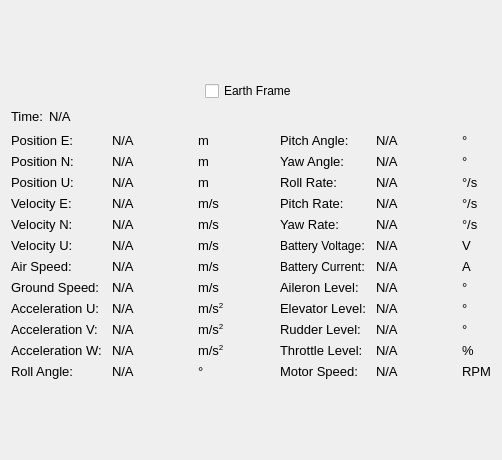
First picture: the form in src/ground_station/src/Widgets/forms/WidgetSensorData.ui, repository theilem/uavEE, before the edit.
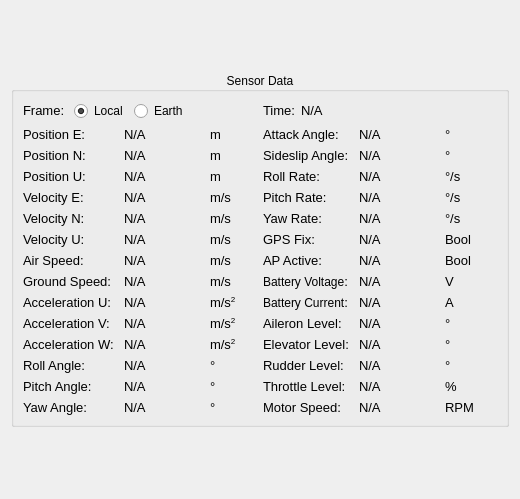
Second picture: the form after the edit.

The edit to the form file:
```diff
--- a/src/ground_station/src/Widgets/forms/WidgetSensorData.ui
+++ b/src/ground_station/src/Widgets/forms/WidgetSensorData.ui
@@ -6,8 +6,8 @@
    <rect>
     <x>0</x>
     <y>0</y>
-    <width>502</width>
-    <height>460</height>
+    <width>520</width>
+    <height>499</height>
    </rect>
   </property>
   <property name="sizePolicy">
@@ -19,8 +19,11 @@
   <property name="windowTitle">
    <string>Form</string>
   </property>
-  <layout class="QVBoxLayout" name="verticalLayout_9">
-   <item>
+  <layout class="QGridLayout" name="gridLayout_2">
+   <property name="verticalSpacing">
+    <number>6</number>
+   </property>
+   <item row="0" column="0">
     <spacer name="verticalSpacer_2">
      <property name="orientation">
       <enum>Qt::Vertical</enum>
@@ -33,76 +36,77 @@
      </property>
     </spacer>
    </item>
-   <item>
+   <item row="1" column="0">
+    <widget class="QGroupBox" name="groupBox">
+     <property name="title">
+      <string>Sensor Data</string>
+     </property>
+     <property name="alignment">
+      <set>Qt::AlignCenter</set>
+     </property>
+     <layout class="QGridLayout" name="gridLayout">
+      <property name="verticalSpacing">
+       <number>6</number>
+      </property>
+      <item row="0" column="0">
     <layout class="QVBoxLayout" name="verticalLayout_8">
      <item>
-      <layout class="QVBoxLayout" name="verticalLayout">
-       <item alignment="Qt::AlignHCenter|Qt::AlignVCenter">
-        <widget class="QCheckBox" name="earthFrameCheckBox">
-         <property name="text">
-          <string>Earth Frame</string>
-         </property>
-         <property name="checked">
-          <bool>false</bool>
-         </property>
-        </widget>
-       </item>
+         <layout class="QHBoxLayout" name="horizontalLayout_6">
        <item>
-        <layout class="QHBoxLayout" name="horizontalLayout_5">
-         <item>
-          <layout class="QHBoxLayout" name="horizontalLayout">
-           <item>
-            <widget class="QLabel" name="timeLabel">
+           <widget class="QLabel" name="frameLabel">
              <property name="font">
               <font>
                <pointsize>7</pointsize>
               </font>
              </property>
              <property name="text">
-              <string>&lt;html&gt;&lt;head/&gt;&lt;body&gt;&lt;p&gt;&lt;span style=&quot; font-size:10pt;&quot;&gt;Time:&lt;/span&gt;&lt;/p&gt;&lt;/body&gt;&lt;/html&gt;</string>
+             <string>&lt;html&gt;&lt;head/&gt;&lt;body&gt;&lt;p&gt;&lt;span style=&quot; font-size:10pt;&quot;&gt;Frame: &lt;/span&gt;&lt;/p&gt;&lt;/body&gt;&lt;/html&gt;</string>
              </property>
              <property name="alignment">
               <set>Qt::AlignLeading|Qt::AlignLeft|Qt::AlignVCenter</set>
              </property>
             </widget>
-           </item>
-           <item>
-            <widget class="QLabel" name="timeValue">
-             <property name="font">
-              <font>
-               <pointsize>7</pointsize>
-              </font>
-             </property>
-             <property name="text">
-              <string>&lt;html&gt;&lt;head/&gt;&lt;body&gt;&lt;p&gt;&lt;span style=&quot; font-size:10pt;&quot;&gt;N/A&lt;/span&gt;&lt;/p&gt;&lt;/body&gt;&lt;/html&gt;</string>
-             </property>
-            </widget>
-           </item>
-          </layout>
-         </item>
-         <item>
-          <spacer name="horizontalSpacer">
-           <property name="orientation">
-            <enum>Qt::Horizontal</enum>
-           </property>
-           <property name="sizeHint" stdset="0">
-            <size>
-             <width>40</width>
-             <height>20</height>
-            </size>
-           </property>
-          </spacer>
-         </item>
-        </layout>
-       </item>
-      </layout>
      </item>
      <item>
       <layout class="QHBoxLayout" name="horizontalLayout_4">
        <item>
+             <widget class="QRadioButton" name="frameLocalRadioButton">
+              <property name="text">
+               <string>Local</string>
+              </property>
+              <property name="checked">
+               <bool>true</bool>
+              </property>
+             </widget>
+            </item>
+            <item>
+             <widget class="QRadioButton" name="frameEarthRadioButton">
+              <property name="text">
+               <string>Earth</string>
+              </property>
+             </widget>
+            </item>
+           </layout>
+          </item>
+          <item>
+           <spacer name="horizontalSpacer_3">
+            <property name="orientation">
+             <enum>Qt::Horizontal</enum>
+            </property>
+            <property name="sizeHint" stdset="0">
+             <size>
+              <width>40</width>
+              <height>20</height>
+             </size>
+            </property>
+           </spacer>
+          </item>
+         </layout>
+        </item>
+        <item>
         <layout class="QHBoxLayout" name="horizontalLayout_2">
          <item>
-          <layout class="QVBoxLayout" name="verticalLayout_2">
+           <layout class="QVBoxLayout" name="verticalLayout">
            <item>
             <widget class="QLabel" name="peLabel">
              <property name="font">
@@ -283,10 +287,40 @@
              </property>
             </widget>
            </item>
+            <item>
+             <widget class="QLabel" name="pitchLabel">
+              <property name="font">
+               <font>
+                <pointsize>7</pointsize>
+               </font>
+              </property>
+              <property name="text">
+               <string>&lt;html&gt;&lt;head/&gt;&lt;body&gt;&lt;p&gt;&lt;span style=&quot; font-size:10pt;&quot;&gt;Pitch Angle: &lt;/span&gt;&lt;/p&gt;&lt;/body&gt;&lt;/html&gt;</string>
+              </property>
+              <property name="alignment">
+               <set>Qt::AlignLeading|Qt::AlignLeft|Qt::AlignVCenter</set>
+              </property>
+             </widget>
+            </item>
+            <item>
+             <widget class="QLabel" name="yawLabel">
+              <property name="font">
+               <font>
+                <pointsize>7</pointsize>
+               </font>
+              </property>
+              <property name="text">
+               <string>&lt;html&gt;&lt;head/&gt;&lt;body&gt;&lt;p&gt;&lt;span style=&quot; font-size:10pt;&quot;&gt;Yaw Angle: &lt;/span&gt;&lt;/p&gt;&lt;/body&gt;&lt;/html&gt;</string>
+              </property>
+              <property name="alignment">
+               <set>Qt::AlignLeading|Qt::AlignLeft|Qt::AlignVCenter</set>
+              </property>
+             </widget>
+            </item>
           </layout>
          </item>
          <item>
-          <layout class="QVBoxLayout" name="verticalLayout_3">
+           <layout class="QVBoxLayout" name="verticalLayout_5">
            <item>
             <widget class="QLabel" name="peValue">
              <property name="sizePolicy">
@@ -719,10 +753,82 @@
              </property>
             </widget>
            </item>
+            <item>
+             <widget class="QLabel" name="pitchValue">
+              <property name="sizePolicy">
+               <sizepolicy hsizetype="Fixed" vsizetype="Preferred">
+                <horstretch>0</horstretch>
+                <verstretch>0</verstretch>
+               </sizepolicy>
+              </property>
+              <property name="minimumSize">
+               <size>
+                <width>80</width>
+                <height>0</height>
+               </size>
+              </property>
+              <property name="maximumSize">
+               <size>
+                <width>80</width>
+                <height>16777215</height>
+               </size>
+              </property>
+              <property name="baseSize">
+               <size>
+                <width>80</width>
+                <height>0</height>
+               </size>
+              </property>
+              <property name="font">
+               <font>
+                <pointsize>7</pointsize>
+               </font>
+              </property>
+              <property name="text">
+               <string>&lt;html&gt;&lt;head/&gt;&lt;body&gt;&lt;p&gt;&lt;span style=&quot; font-size:10pt;&quot;&gt;N/A&lt;/span&gt;&lt;/p&gt;&lt;/body&gt;&lt;/html&gt;</string>
+              </property>
+             </widget>
+            </item>
+            <item>
+             <widget class="QLabel" name="yawValue">
+              <property name="sizePolicy">
+               <sizepolicy hsizetype="Fixed" vsizetype="Preferred">
+                <horstretch>0</horstretch>
+                <verstretch>0</verstretch>
+               </sizepolicy>
+              </property>
+              <property name="minimumSize">
+               <size>
+                <width>80</width>
+                <height>0</height>
+               </size>
+              </property>
+              <property name="maximumSize">
+               <size>
+                <width>80</width>
+                <height>16777215</height>
+               </size>
+              </property>
+              <property name="baseSize">
+               <size>
+                <width>80</width>
+                <height>0</height>
+               </size>
+              </property>
+              <property name="font">
+               <font>
+                <pointsize>7</pointsize>
+               </font>
+              </property>
+              <property name="text">
+               <string>&lt;html&gt;&lt;head/&gt;&lt;body&gt;&lt;p&gt;&lt;span style=&quot; font-size:10pt;&quot;&gt;N/A&lt;/span&gt;&lt;/p&gt;&lt;/body&gt;&lt;/html&gt;</string>
+              </property>
+             </widget>
+            </item>
           </layout>
          </item>
          <item>
-          <layout class="QVBoxLayout" name="verticalLayout_4">
+           <layout class="QVBoxLayout" name="verticalLayout_6">
            <item>
             <widget class="QLabel" name="peUnitLabel">
              <property name="font">
@@ -903,12 +1009,79 @@
              </property>
             </widget>
            </item>
+            <item>
+             <widget class="QLabel" name="pitchUnitLabel">
+              <property name="font">
+               <font>
+                <pointsize>7</pointsize>
+               </font>
+              </property>
+              <property name="text">
+               <string>&lt;html&gt;&lt;head/&gt;&lt;body&gt;&lt;p&gt;&lt;span style=&quot; font-size:10pt;&quot;&gt;°&lt;/span&gt;&lt;/p&gt;&lt;/body&gt;&lt;/html&gt;</string>
+              </property>
+              <property name="alignment">
+               <set>Qt::AlignLeading|Qt::AlignLeft|Qt::AlignVCenter</set>
+              </property>
+             </widget>
+            </item>
+            <item>
+             <widget class="QLabel" name="yawUnitLabel">
+              <property name="font">
+               <font>
+                <pointsize>7</pointsize>
+               </font>
+              </property>
+              <property name="text">
+               <string>&lt;html&gt;&lt;head/&gt;&lt;body&gt;&lt;p&gt;&lt;span style=&quot; font-size:10pt;&quot;&gt;°&lt;/span&gt;&lt;/p&gt;&lt;/body&gt;&lt;/html&gt;</string>
+              </property>
+              <property name="alignment">
+               <set>Qt::AlignLeading|Qt::AlignLeft|Qt::AlignVCenter</set>
+              </property>
+             </widget>
+            </item>
           </layout>
          </item>
         </layout>
        </item>
+       </layout>
+      </item>
+      <item row="0" column="1">
+       <layout class="QVBoxLayout" name="verticalLayout_7">
        <item>
-        <spacer name="horizontalSpacer_2">
+         <layout class="QHBoxLayout" name="horizontalLayout_5">
+          <item>
+           <layout class="QHBoxLayout" name="horizontalLayout">
+            <item>
+             <widget class="QLabel" name="timeLabel">
+              <property name="font">
+               <font>
+                <pointsize>7</pointsize>
+               </font>
+              </property>
+              <property name="text">
+               <string>&lt;html&gt;&lt;head/&gt;&lt;body&gt;&lt;p&gt;&lt;span style=&quot; font-size:10pt;&quot;&gt;Time:&lt;/span&gt;&lt;/p&gt;&lt;/body&gt;&lt;/html&gt;</string>
+              </property>
+              <property name="alignment">
+               <set>Qt::AlignLeading|Qt::AlignLeft|Qt::AlignVCenter</set>
+              </property>
+             </widget>
+            </item>
+            <item>
+             <widget class="QLabel" name="timeValue">
+              <property name="font">
+               <font>
+                <pointsize>7</pointsize>
+               </font>
+              </property>
+              <property name="text">
+               <string>&lt;html&gt;&lt;head/&gt;&lt;body&gt;&lt;p&gt;&lt;span style=&quot; font-size:10pt;&quot;&gt;N/A&lt;/span&gt;&lt;/p&gt;&lt;/body&gt;&lt;/html&gt;</string>
+              </property>
+             </widget>
+            </item>
+           </layout>
+          </item>
+          <item>
+           <spacer name="horizontalSpacer">
          <property name="orientation">
           <enum>Qt::Horizontal</enum>
          </property>
@@ -919,20 +1092,22 @@
           </size>
          </property>
         </spacer>
+          </item>
+         </layout>
        </item>
        <item>
         <layout class="QHBoxLayout" name="horizontalLayout_3">
          <item>
-          <layout class="QVBoxLayout" name="verticalLayout_5">
+           <layout class="QVBoxLayout" name="verticalLayout_2">
            <item>
-            <widget class="QLabel" name="pitchLabel">
+             <widget class="QLabel" name="alphaLabel">
              <property name="font">
               <font>
                <pointsize>7</pointsize>
               </font>
              </property>
              <property name="text">
-              <string>&lt;html&gt;&lt;head/&gt;&lt;body&gt;&lt;p&gt;&lt;span style=&quot; font-size:10pt;&quot;&gt;Pitch Angle: &lt;/span&gt;&lt;/p&gt;&lt;/body&gt;&lt;/html&gt;</string>
+               <string>&lt;html&gt;&lt;head/&gt;&lt;body&gt;&lt;p&gt;&lt;span style=&quot; font-size:10pt;&quot;&gt;Attack Angle: &lt;/span&gt;&lt;/p&gt;&lt;/body&gt;&lt;/html&gt;</string>
              </property>
              <property name="alignment">
               <set>Qt::AlignLeading|Qt::AlignLeft|Qt::AlignVCenter</set>
@@ -940,14 +1115,14 @@
             </widget>
            </item>
            <item>
-            <widget class="QLabel" name="yawLabel">
+             <widget class="QLabel" name="betaLabel">
              <property name="font">
               <font>
                <pointsize>7</pointsize>
               </font>
              </property>
              <property name="text">
-              <string>&lt;html&gt;&lt;head/&gt;&lt;body&gt;&lt;p&gt;&lt;span style=&quot; font-size:10pt;&quot;&gt;Yaw Angle: &lt;/span&gt;&lt;/p&gt;&lt;/body&gt;&lt;/html&gt;</string>
+               <string>&lt;html&gt;&lt;head/&gt;&lt;body&gt;&lt;p&gt;&lt;span style=&quot; font-size:10pt;&quot;&gt;Sideslip Angle: &lt;/span&gt;&lt;/p&gt;&lt;/body&gt;&lt;/html&gt;</string>
              </property>
              <property name="alignment">
               <set>Qt::AlignLeading|Qt::AlignLeft|Qt::AlignVCenter</set>
@@ -999,6 +1174,36 @@
              </property>
             </widget>
            </item>
+            <item>
+             <widget class="QLabel" name="gpsFixLabel">
+              <property name="font">
+               <font>
+                <pointsize>7</pointsize>
+               </font>
+              </property>
+              <property name="text">
+               <string>&lt;html&gt;&lt;head/&gt;&lt;body&gt;&lt;p&gt;&lt;span style=&quot; font-size:10pt;&quot;&gt;GPS Fix: &lt;/span&gt;&lt;/p&gt;&lt;/body&gt;&lt;/html&gt;</string>
+              </property>
+              <property name="alignment">
+               <set>Qt::AlignLeading|Qt::AlignLeft|Qt::AlignVCenter</set>
+              </property>
+             </widget>
+            </item>
+            <item>
+             <widget class="QLabel" name="apActiveLabel">
+              <property name="font">
+               <font>
+                <pointsize>7</pointsize>
+               </font>
+              </property>
+              <property name="text">
+               <string>&lt;html&gt;&lt;head/&gt;&lt;body&gt;&lt;p&gt;&lt;span style=&quot; font-size:10pt;&quot;&gt;AP Active: &lt;/span&gt;&lt;/p&gt;&lt;/body&gt;&lt;/html&gt;</string>
+              </property>
+              <property name="alignment">
+               <set>Qt::AlignLeading|Qt::AlignLeft|Qt::AlignVCenter</set>
+              </property>
+             </widget>
+            </item>
            <item>
             <widget class="QLabel" name="voltLabel">
              <property name="font">
@@ -1107,9 +1312,9 @@
           </layout>
          </item>
          <item>
-          <layout class="QVBoxLayout" name="verticalLayout_6">
+           <layout class="QVBoxLayout" name="verticalLayout_3">
            <item>
-            <widget class="QLabel" name="pitchValue">
+             <widget class="QLabel" name="alphaValue">
              <property name="sizePolicy">
               <sizepolicy hsizetype="Fixed" vsizetype="Preferred">
                <horstretch>0</horstretch>
@@ -1145,7 +1350,7 @@
             </widget>
            </item>
            <item>
-            <widget class="QLabel" name="yawValue">
+             <widget class="QLabel" name="betaValue">
              <property name="sizePolicy">
               <sizepolicy hsizetype="Fixed" vsizetype="Preferred">
                <horstretch>0</horstretch>
@@ -1288,6 +1493,78 @@
              </property>
             </widget>
            </item>
+            <item>
+             <widget class="QLabel" name="gpsFixValue">
+              <property name="sizePolicy">
+               <sizepolicy hsizetype="Fixed" vsizetype="Preferred">
+                <horstretch>0</horstretch>
+                <verstretch>0</verstretch>
+               </sizepolicy>
+              </property>
+              <property name="minimumSize">
+               <size>
+                <width>80</width>
+                <height>0</height>
+               </size>
+              </property>
+              <property name="maximumSize">
+               <size>
+                <width>80</width>
+                <height>16777215</height>
+               </size>
+              </property>
+              <property name="baseSize">
+               <size>
+                <width>80</width>
+                <height>0</height>
+               </size>
+              </property>
+              <property name="font">
+               <font>
+                <pointsize>7</pointsize>
+               </font>
+              </property>
+              <property name="text">
+               <string>&lt;html&gt;&lt;head/&gt;&lt;body&gt;&lt;p&gt;&lt;span style=&quot; font-size:10pt;&quot;&gt;N/A&lt;/span&gt;&lt;/p&gt;&lt;/body&gt;&lt;/html&gt;</string>
+              </property>
+             </widget>
+            </item>
+            <item>
+             <widget class="QLabel" name="apActiveValue">
+              <property name="sizePolicy">
+               <sizepolicy hsizetype="Fixed" vsizetype="Preferred">
+                <horstretch>0</horstretch>
+                <verstretch>0</verstretch>
+               </sizepolicy>
+              </property>
+              <property name="minimumSize">
+               <size>
+                <width>80</width>
+                <height>0</height>
+               </size>
+              </property>
+              <property name="maximumSize">
+               <size>
+                <width>80</width>
+                <height>16777215</height>
+               </size>
+              </property>
+              <property name="baseSize">
+               <size>
+                <width>80</width>
+                <height>0</height>
+               </size>
+              </property>
+              <property name="font">
+               <font>
+                <pointsize>7</pointsize>
+               </font>
+              </property>
+              <property name="text">
+               <string>&lt;html&gt;&lt;head/&gt;&lt;body&gt;&lt;p&gt;&lt;span style=&quot; font-size:10pt;&quot;&gt;N/A&lt;/span&gt;&lt;/p&gt;&lt;/body&gt;&lt;/html&gt;</string>
+              </property>
+             </widget>
+            </item>
            <item>
             <widget class="QLabel" name="voltValue">
              <property name="sizePolicy">
@@ -1543,9 +1820,9 @@
           </layout>
          </item>
          <item>
-          <layout class="QVBoxLayout" name="verticalLayout_7">
+           <layout class="QVBoxLayout" name="verticalLayout_4">
            <item>
-            <widget class="QLabel" name="pitchUnitLabel">
+             <widget class="QLabel" name="alphaUnitLabel">
              <property name="font">
               <font>
                <pointsize>7</pointsize>
@@ -1560,7 +1837,7 @@
             </widget>
            </item>
            <item>
-            <widget class="QLabel" name="yawUnitLabel">
+             <widget class="QLabel" name="betaUnitLabel">
              <property name="font">
               <font>
                <pointsize>7</pointsize>
@@ -1619,6 +1896,36 @@
              </property>
             </widget>
            </item>
+            <item>
+             <widget class="QLabel" name="gpsFixUnitLabel">
+              <property name="font">
+               <font>
+                <pointsize>7</pointsize>
+               </font>
+              </property>
+              <property name="text">
+               <string>&lt;html&gt;&lt;head/&gt;&lt;body&gt;&lt;p&gt;&lt;span style=&quot; font-size:10pt;&quot;&gt;Bool&lt;/span&gt;&lt;/p&gt;&lt;/body&gt;&lt;/html&gt;</string>
+              </property>
+              <property name="alignment">
+               <set>Qt::AlignLeading|Qt::AlignLeft|Qt::AlignVCenter</set>
+              </property>
+             </widget>
+            </item>
+            <item>
+             <widget class="QLabel" name="apActiveUnitLabel">
+              <property name="font">
+               <font>
+                <pointsize>7</pointsize>
+               </font>
+              </property>
+              <property name="text">
+               <string>&lt;html&gt;&lt;head/&gt;&lt;body&gt;&lt;p&gt;&lt;span style=&quot; font-size:10pt;&quot;&gt;Bool&lt;/span&gt;&lt;/p&gt;&lt;/body&gt;&lt;/html&gt;</string>
+              </property>
+              <property name="alignment">
+               <set>Qt::AlignLeading|Qt::AlignLeft|Qt::AlignVCenter</set>
+              </property>
+             </widget>
+            </item>
            <item>
             <widget class="QLabel" name="voltUnitLabel">
              <property name="font">
@@ -1731,8 +2038,9 @@
       </layout>
      </item>
     </layout>
+    </widget>
    </item>
-   <item>
+   <item row="2" column="0">
     <spacer name="verticalSpacer">
      <property name="orientation">
       <enum>Qt::Vertical</enum>
```
Lines whose indentation alone changed are shown as unchanged.
